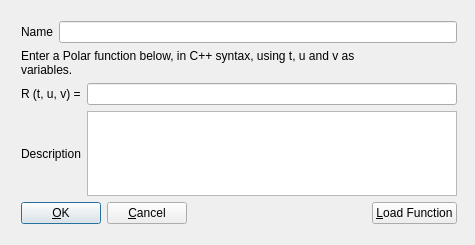
Above: src/UI/PolarDialog.ui from lene/HyperspaceExplorer before the change. Below: the same form after it.
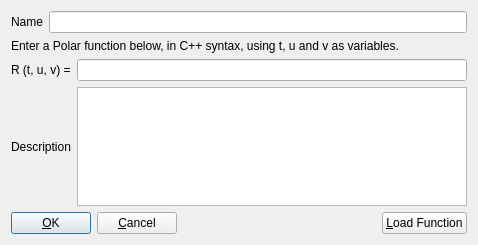
That is the form after the change.

Commit message: dialog to enter parameters changes dynamically with the values available for each function

Patch:
```diff
--- a/src/UI/PolarDialog.ui
+++ b/src/UI/PolarDialog.ui
@@ -5,24 +5,15 @@
    <rect>
     <x>0</x>
     <y>0</y>
-    <width>475</width>
+    <width>464</width>
     <height>245</height>
    </rect>
   </property>
   <property name="windowTitle" >
    <string>Enter a polar function</string>
   </property>
-  <widget class="QWidget" name="layoutWidget" >
-   <property name="geometry" >
-    <rect>
-     <x>10</x>
-     <y>10</y>
-     <width>458</width>
-     <height>225</height>
-    </rect>
-   </property>
-   <layout class="QVBoxLayout" >
-    <item>
+  <layout class="QGridLayout" >
+   <item row="0" column="0" >
      <layout class="QHBoxLayout" >
       <item>
        <widget class="QLabel" name="NameLabel" >
@@ -36,15 +27,14 @@
       </item>
      </layout>
     </item>
-    <item>
+   <item row="1" column="0" >
      <widget class="QLabel" name="IntroLabel" >
       <property name="text" >
-       <string>Enter a Polar function below, in C++ syntax, using t, u and v as 
-variables.</string>
+      <string>Enter a Polar function below, in C++ syntax, using t, u and v as variables.</string>
       </property>
      </widget>
     </item>
-    <item>
+   <item row="2" column="0" >
      <layout class="QHBoxLayout" >
       <item>
        <widget class="QLabel" name="FLabel" >
@@ -58,7 +48,7 @@
       </item>
      </layout>
     </item>
-    <item>
+   <item row="3" column="0" >
      <layout class="QHBoxLayout" >
       <item>
        <widget class="QLabel" name="descriptionLabel" >
@@ -72,7 +62,7 @@
       </item>
      </layout>
     </item>
-    <item>
+   <item row="4" column="0" >
      <spacer>
       <property name="orientation" >
        <enum>Qt::Vertical</enum>
@@ -82,13 +72,13 @@
       </property>
       <property name="sizeHint" >
        <size>
-        <width>358</width>
+       <width>456</width>
         <height>16</height>
        </size>
       </property>
      </spacer>
     </item>
-    <item>
+   <item row="5" column="0" >
      <layout class="QHBoxLayout" >
       <property name="spacing" >
        <number>6</number>
@@ -148,7 +138,6 @@
      </layout>
     </item>
    </layout>
-  </widget>
  </widget>
  <layoutdefault spacing="6" margin="11" />
  <pixmapfunction>qPixmapFromMimeSource</pixmapfunction>
```
Lines whose indentation alone changed are shown as unchanged. The commit also changes 15 other files.
